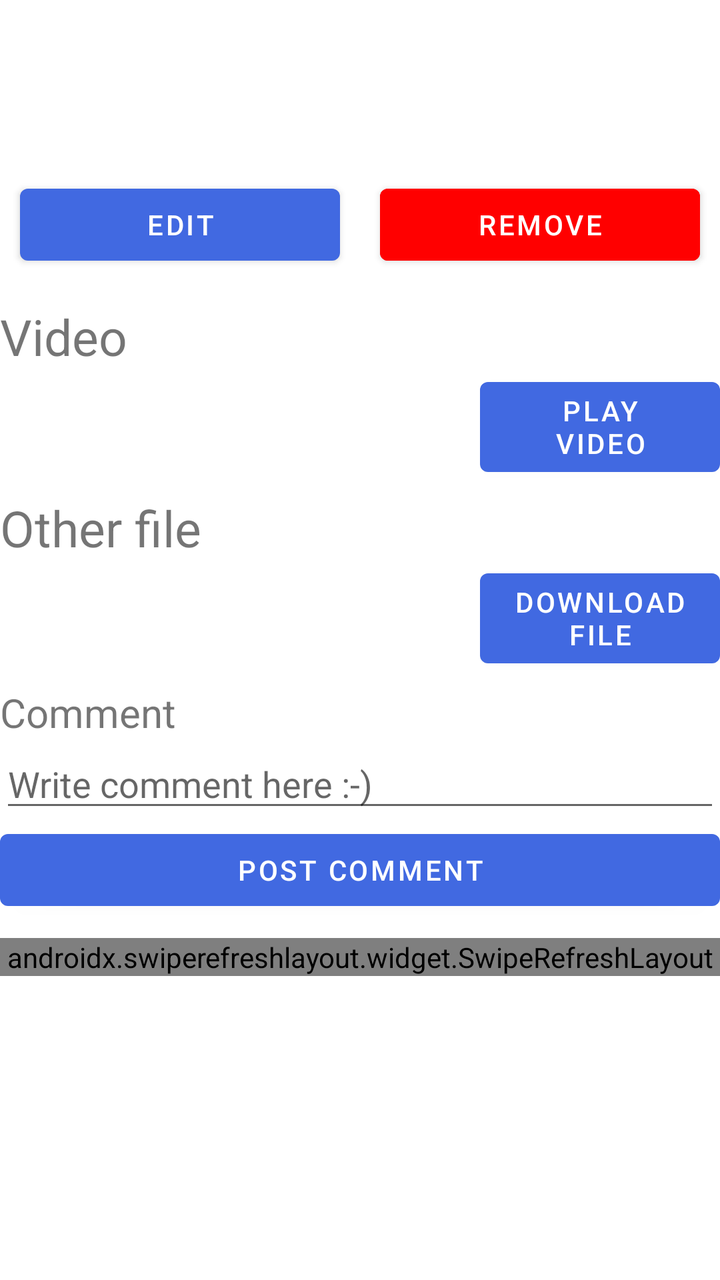
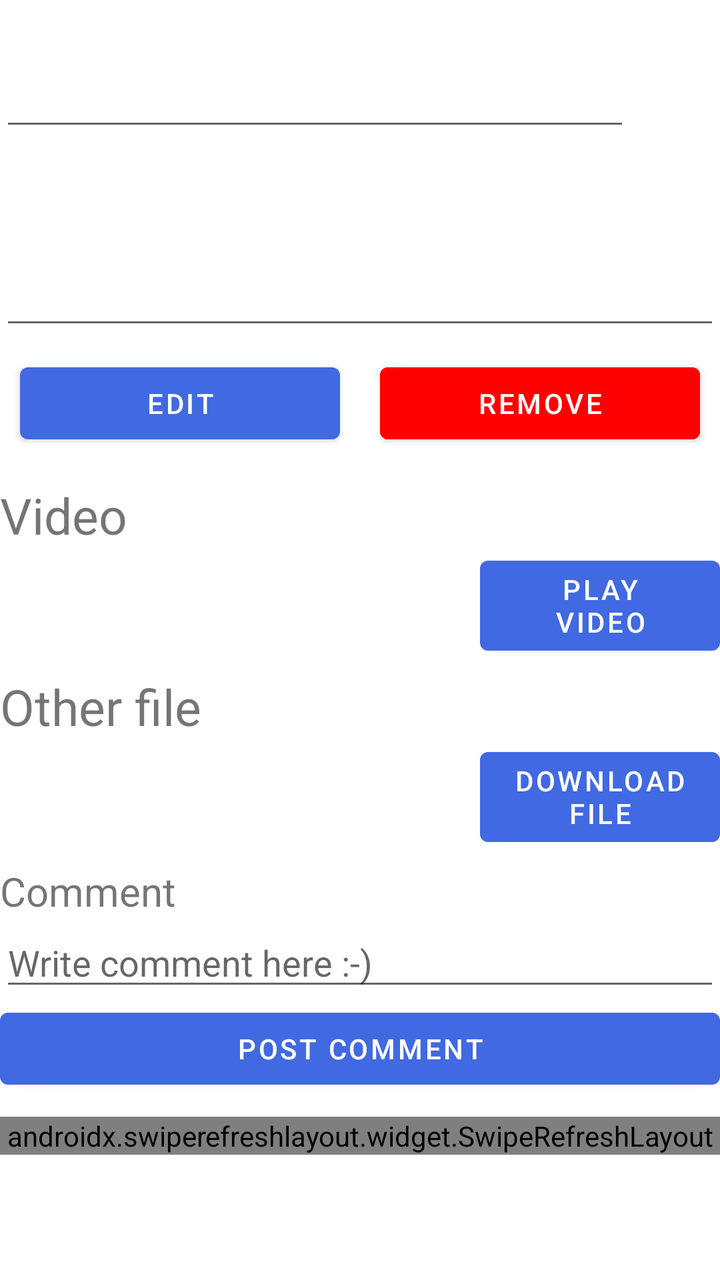

The first picture is an Android layout as it rendered before a commit; the second is the same layout after the commit. The layout source and the unified diff follow.
<!-- AndroidManifest.xml: application theme Theme.Front2 -->
<!-- res/layout/fragment_res_detail.xml -->
<?xml version="1.0" encoding="utf-8"?>
<LinearLayout xmlns:android="http://schemas.android.com/apk/res/android"
    xmlns:tools="http://schemas.android.com/tools"
    android:layout_width="match_parent"
    android:layout_height="match_parent"
    xmlns:app="http://schemas.android.com/apk/res-auto"
    android:layout_marginTop="10dp"
    android:layout_marginHorizontal="10dp"
    android:orientation="vertical"
    tools:context=".home.user.course.resource.ResDetailFragment">

    <LinearLayout
        android:layout_width="match_parent"
        android:layout_height="wrap_content"
        android:orientation="horizontal">

        <TextView
            android:id="@+id/res_title_label"
            android:layout_width="match_parent"
            android:layout_height="wrap_content"
            android:layout_weight="1"
            android:textSize="40sp" />

        <TextView
            android:id="@+id/video_rate_score_label"
            android:layout_width="match_parent"
            android:layout_height="wrap_content"
            android:textSize="30sp"
            android:layout_weight="7"
            android:textColor="@color/orange" />
    </LinearLayout>

    <TextView
        android:id="@+id/res_desc_label"
        android:layout_width="match_parent"
        android:layout_height="wrap_content"
        android:layout_marginTop="8dp"
        android:textSize="20sp" />

    <LinearLayout
        android:layout_width="match_parent"
        android:layout_height="wrap_content"
        android:orientation="horizontal">

        <Button
            android:id="@+id/edit_title_button"
            android:layout_width="match_parent"
            android:layout_height="wrap_content"
            android:layout_marginHorizontal="10dp"
            android:layout_weight="1"
            android:text="@string/upload_edit" />

        <Button
            android:id="@+id/delete_video_button"
            android:layout_width="match_parent"
            android:layout_height="wrap_content"
            android:layout_marginHorizontal="10dp"
            android:layout_weight="1"
            android:backgroundTint="@color/red"
            android:text="@string/upload_delete" />
    </LinearLayout>

    <LinearLayout
        android:layout_width="match_parent"
        android:layout_height="wrap_content"
        android:orientation="vertical"
        android:layout_marginTop="15dp">

        <TextView
            android:layout_width="match_parent"
            android:layout_height="wrap_content"
            android:text="@string/detail_video_label"
            android:textSize="25sp" />

        <LinearLayout
            android:layout_width="match_parent"
            android:layout_height="wrap_content"
            android:orientation="horizontal">
            <TextView
                android:id="@+id/video_title"
                android:layout_width="match_parent"
                android:layout_height="match_parent"
                android:layout_weight="1"
                android:textColor="@color/purple_700"
                android:textSize="25sp" />
            <Button
                android:id="@+id/choose_video_button"
                android:layout_width="match_parent"
                android:layout_height="match_parent"
                android:layout_weight="2"
                android:text="@string/detail_video_play_button" />
        </LinearLayout>
    </LinearLayout>

    <LinearLayout
        android:layout_width="match_parent"
        android:layout_height="wrap_content"
        android:orientation="vertical"
        android:layout_marginTop="5dp">

        <TextView
            android:layout_width="match_parent"
            android:layout_height="wrap_content"
            android:text="@string/detail_file_label"
            android:textSize="25sp" />

        <LinearLayout
            android:layout_width="match_parent"
            android:layout_height="wrap_content"
            android:orientation="horizontal">
            <TextView
                android:id="@+id/file_title"
                android:layout_width="match_parent"
                android:layout_height="match_parent"
                android:layout_weight="1"
                android:textColor="@color/purple_700"
                android:textSize="25sp" />
            <Button
                android:id="@+id/choose_file_button"
                android:layout_width="match_parent"
                android:layout_height="match_parent"
                android:layout_weight="2"
                android:text="@string/detail_file_download_button" />
        </LinearLayout>
    </LinearLayout>

    <TextView
        android:layout_marginTop="5dp"
        android:layout_width="match_parent"
        android:layout_height="wrap_content"
        android:text="@string/comment_title_label"
        android:textSize="20sp" />

    <EditText
        android:id="@+id/comment_edit"
        android:layout_width="match_parent"
        android:layout_height="wrap_content"
        android:inputType="textMultiLine"
        android:hint="@string/comment_hint" />

    <Button
        android:id="@+id/commit_comment_button"
        android:layout_width="match_parent"
        android:layout_height="wrap_content"
        android:text="@string/comment_button" />

    <androidx.swiperefreshlayout.widget.SwipeRefreshLayout
        android:id="@+id/comment_refresh_view"
        android:layout_marginTop="10dp"
        android:layout_width="match_parent"
        android:layout_height="wrap_content">

        <androidx.recyclerview.widget.RecyclerView
            android:id="@+id/comment_recycler_view"
            android:layout_width="match_parent"
            android:layout_height="wrap_content"
            app:layoutManager="androidx.recyclerview.widget.GridLayoutManager"
            app:spanCount="1" />

    </androidx.swiperefreshlayout.widget.SwipeRefreshLayout>

</LinearLayout>
<!-- resources referenced by this layout -->
<resources>
  <color name="orange">#FFA500</color>
  <color name="purple_700">#FF3700B3</color>
  <color name="red">#FF0000</color>
  <string name="comment_button">Post comment</string>
  <string name="comment_hint">Write comment here :-)</string>
  <string name="comment_title_label">Comment</string>
  <string name="detail_file_download_button">Download file</string>
  <string name="detail_file_label">Other file</string>
  <string name="detail_video_label">Video</string>
  <string name="detail_video_play_button">Play video</string>
  <string name="upload_delete">Remove</string>
  <string name="upload_edit">Edit</string>
  <style name="Theme.Front2" parent="Theme.MaterialComponents.DayNight.NoActionBar">
          
          <item name="colorPrimary">@color/royalBlue</item>
          <item name="colorPrimaryVariant">@color/lightSkyBlue</item>
          <item name="colorOnPrimary">@color/white</item>
          
          <item name="colorSecondary">@color/deepSkyBlue1</item>
          <item name="colorSecondaryVariant">@color/deepSkyBlue3</item>
          <item name="colorOnSecondary">@color/WhiteSmoke</item>
          
          <item name="android:statusBarColor" tools:targetApi="l">?attr/colorPrimary</item>
          
      </style>
  <color name="royalBlue">#4169E1</color>
  <color name="lightSkyBlue">#87CEFA</color>
  <color name="white">#FFFFFFFF</color>
  <color name="deepSkyBlue1">#00BFFF</color>
  <color name="deepSkyBlue3">#009ACD</color>
  <color name="WhiteSmoke">#F5F5F5</color>
</resources>

<!-- the commit's change to res/layout/fragment_res_detail.xml (unified diff, before → after) -->
@@ -9,12 +9,18 @@
     android:orientation="vertical"
     tools:context=".home.user.course.resource.ResDetailFragment">
 
+    <ScrollView
+        android:layout_width="match_parent"
+        android:layout_height="wrap_content">
+
+
+    </ScrollView>
     <LinearLayout
         android:layout_width="match_parent"
         android:layout_height="wrap_content"
         android:orientation="horizontal">
 
-        <TextView
+        <EditText
             android:id="@+id/res_title_label"
             android:layout_width="match_parent"
             android:layout_height="wrap_content"
@@ -30,11 +36,12 @@
             android:textColor="@color/orange" />
     </LinearLayout>
 
-    <TextView
+    <EditText
         android:id="@+id/res_desc_label"
         android:layout_width="match_parent"
         android:layout_height="wrap_content"
-        android:layout_marginTop="8dp"
+        android:layout_marginVertical="8dp"
+        android:lines="3"
         android:textSize="20sp" />
 
     <LinearLayout
